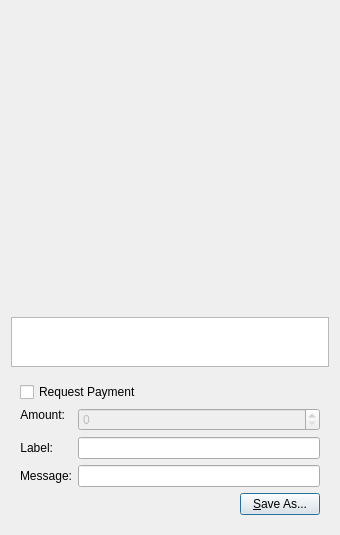
Qt form src/qt/forms/qrcodedialog.ui (G2C/G2C) before a commit.
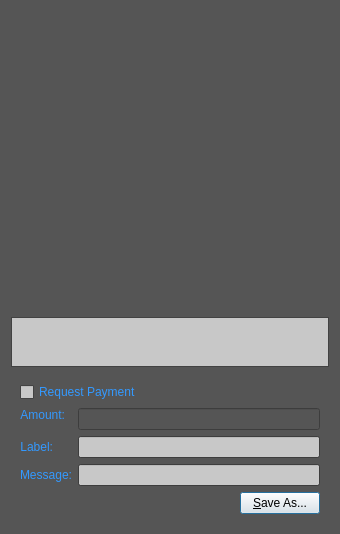
The same form after that commit. Custom widgets are drawn as their Qt base class.

What changed in the file:
```diff
--- a/src/qt/forms/qrcodedialog.ui
+++ b/src/qt/forms/qrcodedialog.ui
@@ -10,6 +10,97 @@
     <height>530</height>
    </rect>
   </property>
+  <property name="palette">
+   <palette>
+    <active>
+     <colorrole role="WindowText">
+      <brush brushstyle="SolidPattern">
+       <color alpha="255">
+        <red>51</red>
+        <green>153</green>
+        <blue>255</blue>
+       </color>
+      </brush>
+     </colorrole>
+     <colorrole role="Base">
+      <brush brushstyle="SolidPattern">
+       <color alpha="255">
+        <red>200</red>
+        <green>200</green>
+        <blue>200</blue>
+       </color>
+      </brush>
+     </colorrole>
+     <colorrole role="Window">
+      <brush brushstyle="SolidPattern">
+       <color alpha="255">
+        <red>85</red>
+        <green>85</green>
+        <blue>85</blue>
+       </color>
+      </brush>
+     </colorrole>
+    </active>
+    <inactive>
+     <colorrole role="WindowText">
+      <brush brushstyle="SolidPattern">
+       <color alpha="255">
+        <red>51</red>
+        <green>153</green>
+        <blue>255</blue>
+       </color>
+      </brush>
+     </colorrole>
+     <colorrole role="Base">
+      <brush brushstyle="SolidPattern">
+       <color alpha="255">
+        <red>200</red>
+        <green>200</green>
+        <blue>200</blue>
+       </color>
+      </brush>
+     </colorrole>
+     <colorrole role="Window">
+      <brush brushstyle="SolidPattern">
+       <color alpha="255">
+        <red>85</red>
+        <green>85</green>
+        <blue>85</blue>
+       </color>
+      </brush>
+     </colorrole>
+    </inactive>
+    <disabled>
+     <colorrole role="WindowText">
+      <brush brushstyle="SolidPattern">
+       <color alpha="255">
+        <red>120</red>
+        <green>120</green>
+        <blue>120</blue>
+       </color>
+      </brush>
+     </colorrole>
+     <colorrole role="Base">
+      <brush brushstyle="SolidPattern">
+       <color alpha="255">
+        <red>85</red>
+        <green>85</green>
+        <blue>85</blue>
+       </color>
+      </brush>
+     </colorrole>
+     <colorrole role="Window">
+      <brush brushstyle="SolidPattern">
+       <color alpha="255">
+        <red>85</red>
+        <green>85</green>
+        <blue>85</blue>
+       </color>
+      </brush>
+     </colorrole>
+    </disabled>
+   </palette>
+  </property>
   <property name="windowTitle">
    <string>QR Code Dialog</string>
   </property>
@@ -186,7 +277,7 @@
  <customwidgets>
   <customwidget>
    <class>BitcoinAmountField</class>
-   <extends>QSpinBox</extends>
+   <extends>QLineEdit</extends>
    <header>bitcoinamountfield.h</header>
   </customwidget>
  </customwidgets>
```
Left out of the diff: 1 changed line with no effect on the pictures.
